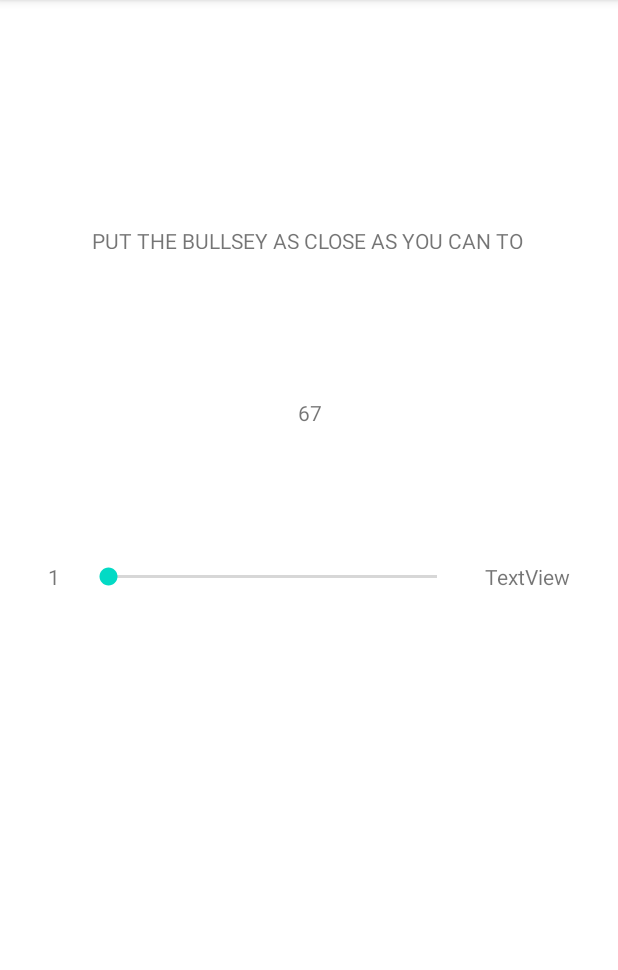
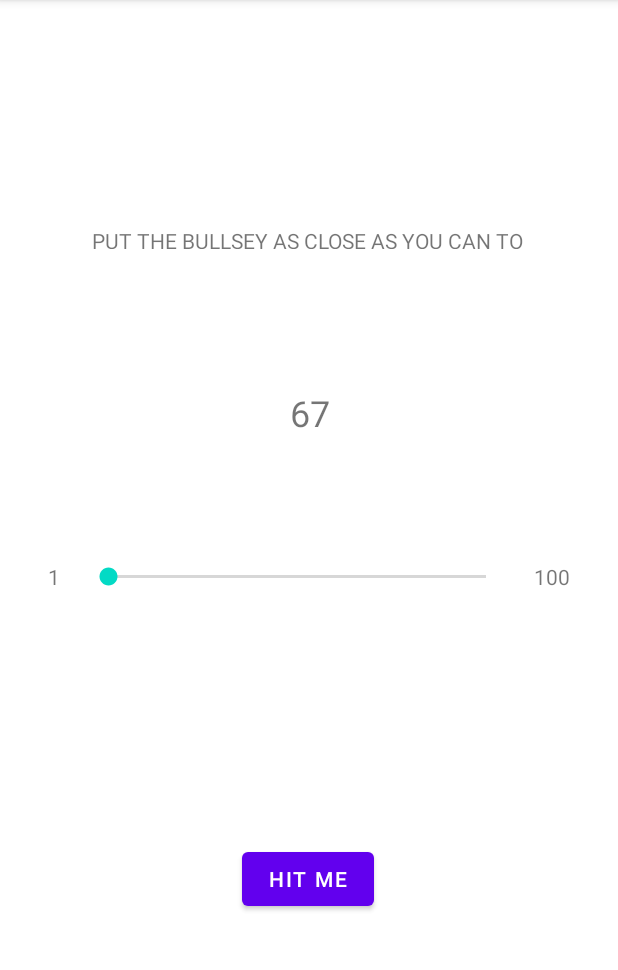
Before and after one commit to roketstorm/Bullseye-Android, an Android app: the screen it shows after launch (MainActivity), on a phone screen of 412 x 824 dp, the part 84-1054 px from its top. Run offline under Robolectric (Android 15) with nearby library versions, the phone set to English and light mode, and no system bars.

Commit message:
Added views

```diff
--- a/app/src/main/res/layout/activity_main.xml
+++ b/app/src/main/res/layout/activity_main.xml
@@ -10,7 +10,7 @@
         android:id="@+id/textView"
         android:layout_width="290dp"
         android:layout_height="15dp"
-        android:text="PUT THE BULLSEY AS CLOSE AS YOU CAN TO"
+        android:text="@string/instruction_text"
         app:layout_constraintBottom_toBottomOf="parent"
         app:layout_constraintEnd_toEndOf="parent"
         app:layout_constraintStart_toStartOf="parent"
@@ -18,11 +18,12 @@
         app:layout_constraintVertical_bias="0.2" />
 
     <TextView
-        android:id="@+id/textView2"
+        android:id="@+id/targetTextView"
         android:layout_width="wrap_content"
         android:layout_height="wrap_content"
         android:layout_marginTop="8dp"
-        android:text="67"
+        android:text="@string/target_value_text"
+        android:textSize="24sp"
         app:layout_constraintBottom_toTopOf="@+id/seekBar"
         app:layout_constraintEnd_toEndOf="@+id/textView"
         app:layout_constraintStart_toStartOf="@+id/textView"
@@ -43,7 +44,7 @@
         android:layout_height="wrap_content"
         android:layout_marginStart="32dp"
         android:layout_marginEnd="16dp"
-        android:text="1"
+        android:text="@string/min_value_text"
         app:layout_constraintBottom_toBottomOf="@+id/seekBar"
         app:layout_constraintStart_toStartOf="parent"
         app:layout_constraintEnd_toStartOf="@id/seekBar"
@@ -55,9 +56,21 @@
         android:layout_height="wrap_content"
         android:layout_marginStart="16dp"
         android:layout_marginEnd="32dp"
-        android:text="TextView"
+        android:text="@string/max_value_text"
         app:layout_constraintBottom_toBottomOf="@+id/seekBar"
         app:layout_constraintEnd_toEndOf="parent"
         app:layout_constraintStart_toEndOf="@id/seekBar"
         app:layout_constraintTop_toTopOf="@+id/seekBar" />
+
+    <Button
+        android:id="@+id/hitMeButton"
+        android:layout_width="wrap_content"
+        android:layout_height="wrap_content"
+        android:text="@string/hit_me_button_text"
+        app:layout_constraintBottom_toBottomOf="parent"
+        app:layout_constraintEnd_toEndOf="parent"
+        app:layout_constraintHorizontal_bias="0.498"
+        app:layout_constraintStart_toStartOf="parent"
+        app:layout_constraintTop_toBottomOf="@+id/seekBar"
+        app:layout_constraintVertical_bias="0.516" />
 </androidx.constraintlayout.widget.ConstraintLayout>
--- a/app/src/main/res/values/strings.xml
+++ b/app/src/main/res/values/strings.xml
@@ -1,3 +1,8 @@
 <resources>
     <string name="app_name">Bullseye</string>
+    <string name="instruction_text">PUT THE BULLSEY AS CLOSE AS YOU CAN TO</string>
+    <string name="min_value_text">1</string>
+    <string name="max_value_text">100</string>
+    <string name="target_value_text">67</string>
+    <string name="hit_me_button_text">HIT ME</string>
 </resources>
```
